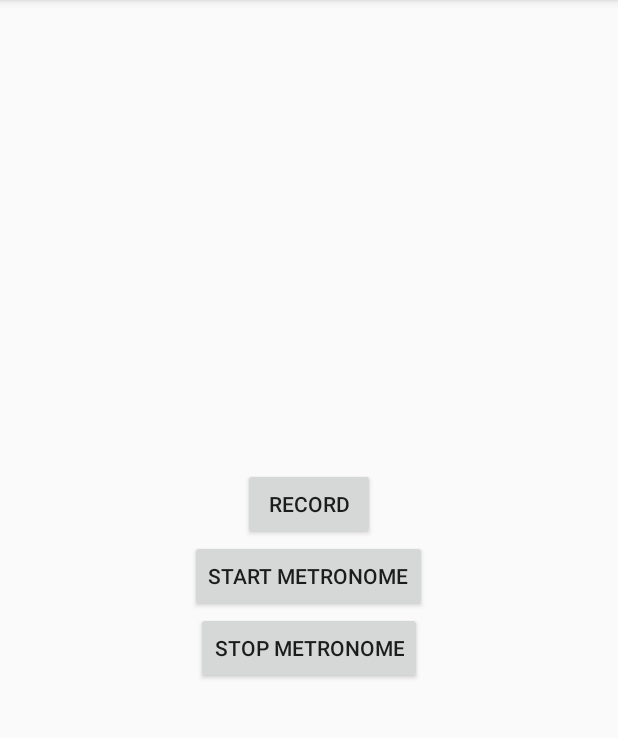
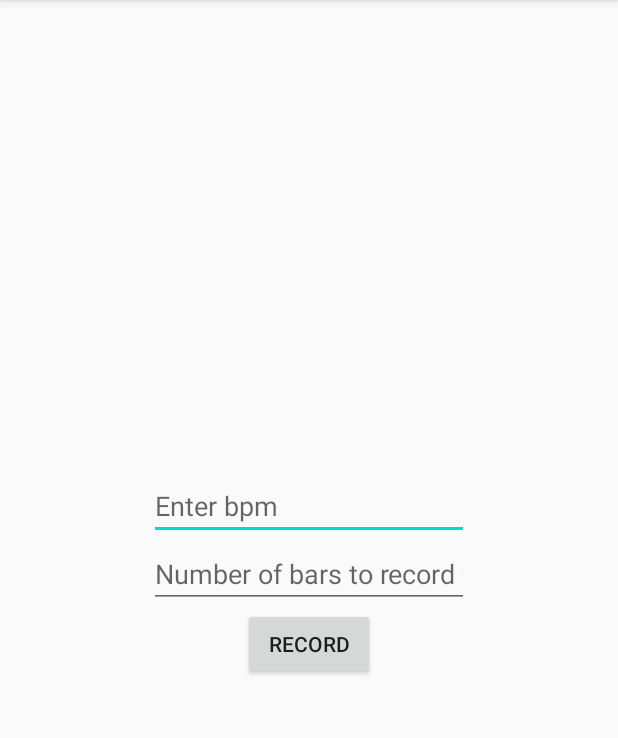
Before and after one commit to MC-Coomber/RhythmNotator, an Android app: the screen it shows after launch (MainActivity), after a tap on "RECORD", on a phone screen of 412 x 824 dp, the part 84-822 px from its top. Run offline under Robolectric (Android 15) with nearby library versions, the phone set to English and light mode, and no system bars; 2 statements that could not run were skipped.

Commit message:
Recording config is now fetched from main activity

```diff
--- a/app/src/main/java/com/example/rhythmnotator/AudioProcessor.kt
+++ b/app/src/main/java/com/example/rhythmnotator/AudioProcessor.kt
@@ -3,16 +3,18 @@ package com.example.rhythmnotator
 import android.util.Log
 import kotlin.math.abs
 
-class AudioProcessor (audioData: ShortArray, sampleRate: Int, bpm: Int){
+class AudioProcessor (audioData: ShortArray){
 
     private val audioData = audioData
     private val sampleRate = MainActivity.sampleRate
     private val bpm = MainActivity.bpm
-    private val barLength = 4
+    private val barLength = MainActivity.beatsInABar
     private val threshold = 250
     private val logTag = "AUDIO"
 
+
     fun getNoteData() {
+        Log.d(logTag, "bpm: $bpm sampleRate: $sampleRate")
         val processedAudio = processAudio(audioData)
         val buckets = createBuckets(processedAudio)
         val notes = parseBuckets(buckets)
@@ -34,11 +36,6 @@ class AudioProcessor (audioData: ShortArray, sampleRate: Int, bpm: Int){
                 newSample = total/noAverageSamples
                 processedAudio.add(iterator, newSample)
             } else {
-//                var total = newSample
-//                for (i in 0..iterator) {
-//                    total += abs(audioBuffer[iterator - i].toInt())
-//                }
-//                newSample = total/noAverageSamples
                 processedAudio.add(iterator, newSample)
             }
             iterator++
--- a/app/src/main/java/com/example/rhythmnotator/MainActivity.kt
+++ b/app/src/main/java/com/example/rhythmnotator/MainActivity.kt
@@ -4,6 +4,8 @@ import androidx.appcompat.app.AppCompatActivity
 import android.os.Bundle
 import android.util.Log
 import android.view.View
+import android.widget.EditText
+import kotlinx.android.synthetic.main.activity_main.*
 
 class MainActivity : AppCompatActivity() {
     private val logTag = "MAIN ACTIVITY"
@@ -16,20 +18,17 @@ class MainActivity : AppCompatActivity() {
         setContentView(R.layout.activity_main)
         metronome = Metronome(this)
         recorder = Recorder(metronome)
-        Log.d(logTag, "I'M HERE")
     }
 
     fun onStartClick(view: View) {
+        val inputBpm = bpm_input.text
+        val inputNumBars = bar_num_input.text
+        bpm = inputBpm.toString().toInt()
+        barsToRecordFor = inputNumBars.toString().toInt()
+
+        recorder.init()
         recorder.start()
         recording = recorder.audioBuffer
-    }
-
-    fun startMetronome(view: View) {
-        metronome.start()
-    }
-
-    fun stopMetronome(view: View) {
-        metronome.stop()
     }
 
     companion object RecordingConfig {
--- a/app/src/main/java/com/example/rhythmnotator/Metronome.kt
+++ b/app/src/main/java/com/example/rhythmnotator/Metronome.kt
@@ -3,31 +3,32 @@ package com.example.rhythmnotator
 import android.content.Context
 import android.media.AudioAttributes
 import android.media.SoundPool
+import android.util.Log
 import kotlinx.coroutines.GlobalScope
 import kotlinx.coroutines.delay
 import kotlinx.coroutines.launch
 import kotlin.properties.Delegates
 
 class Metronome(context: Context) {
-    private var soundPool: SoundPool
+    private val logTag = "METRONOME"
+    private var soundPool: SoundPool = SoundPool.Builder()
+        .setMaxStreams(1)
+        .setAudioAttributes(
+            AudioAttributes.Builder()
+                .setContentType(AudioAttributes.CONTENT_TYPE_MUSIC)
+                .build()
+        )
+        .build()
     private var id: Int
-    private val bpm = MainActivity.RecordingConfig.bpm
-    private val interval = 60000 / bpm
     private var isPlaying = false
 
     init {
-        soundPool = SoundPool.Builder()
-            .setMaxStreams(4) // to prevent delaying the next tick under any circumstances
-            .setAudioAttributes(
-                AudioAttributes.Builder()
-                    .setContentType(AudioAttributes.CONTENT_TYPE_MUSIC)
-                    .build()
-            )
-            .build()
         id = soundPool.load(context, R.raw.click, 1)
     }
 
     fun start() {
+        val interval = 60000 / MainActivity.bpm
+
         isPlaying = true
         GlobalScope.launch {
             while (isPlaying) {
--- a/app/src/main/java/com/example/rhythmnotator/Recorder.kt
+++ b/app/src/main/java/com/example/rhythmnotator/Recorder.kt
@@ -7,23 +7,20 @@ import java.util.ArrayList
 import kotlin.math.abs
 
 class Recorder(private val metronome: Metronome) {
+    private lateinit var record: AudioRecord
+    lateinit var audioBuffer: ShortArray
+    private val logTag = "AUDIO"
 
-    var record: AudioRecord
-    var audioBuffer: ShortArray
-    private val sampleRate = MainActivity.sampleRate
-    private val logTag = "AUDIO"
-    //Recording time in seconds
-    private val recordTime =
-        (MainActivity.barsToRecordFor * MainActivity.beatsInABar) / (MainActivity.bpm / 60)
+    fun init() {
+        val recordTime =
+            (MainActivity.barsToRecordFor * MainActivity.beatsInABar) / (MainActivity.bpm / 60)
 
-    init {
         // buffer size in bytes
-        var bufferSize =  (sampleRate * recordTime) / 2
-        Log.d(logTag, "buffer size: $bufferSize time to record for: $recordTime")
+        var bufferSize =  (MainActivity.sampleRate * recordTime) / 2
         audioBuffer = ShortArray(bufferSize)
         record = AudioRecord(
             MediaRecorder.AudioSource.DEFAULT,
-            sampleRate,
+            MainActivity.sampleRate,
             AudioFormat.CHANNEL_IN_MONO,
             AudioFormat.ENCODING_PCM_16BIT,
             bufferSize
@@ -58,7 +55,7 @@ class Recorder(private val metronome: Metronome) {
             )
         )
 
-        val audioProcessor = AudioProcessor(audioBuffer, sampleRate, 80)
+        val audioProcessor = AudioProcessor(audioBuffer)
         audioProcessor.getNoteData()
     }
 
--- a/app/src/main/res/layout/activity_main.xml
+++ b/app/src/main/res/layout/activity_main.xml
@@ -3,10 +3,29 @@
     xmlns:app="http://schemas.android.com/apk/res-auto"
     xmlns:tools="http://schemas.android.com/tools"
     android:layout_width="match_parent"
-    android:layout_height="match_parent"
+    android:layout_height="wrap_content"
+    android:layout_gravity="center"
     android:gravity="center"
     android:orientation="vertical"
     tools:context=".MainActivity">
+
+    <EditText
+        android:id="@+id/bpm_input"
+        android:layout_width="wrap_content"
+        android:layout_height="wrap_content"
+        android:layout_weight="1"
+        android:ems="10"
+        android:hint="Enter bpm"
+        android:inputType="number" />
+
+    <EditText
+        android:id="@+id/bar_num_input"
+        android:layout_width="wrap_content"
+        android:layout_height="wrap_content"
+        android:layout_weight="1"
+        android:ems="10"
+        android:hint="Number of bars to record for"
+        android:inputType="number" />
 
     <Button
         android:id="@+id/start"
@@ -15,18 +34,4 @@
         android:onClick="onStartClick"
         android:text="Record" />
 
-    <Button
-        android:id="@+id/metronome_start"
-        android:layout_width="wrap_content"
-        android:layout_height="wrap_content"
-        android:onClick="startMetronome"
-        android:text="Start Metronome" />
-
-    <Button
-        android:id="@+id/button"
-        android:layout_width="wrap_content"
-        android:layout_height="wrap_content"
-        android:onClick="stopMetronome"
-        android:text="Stop metronome" />
-
 </LinearLayout>
```
